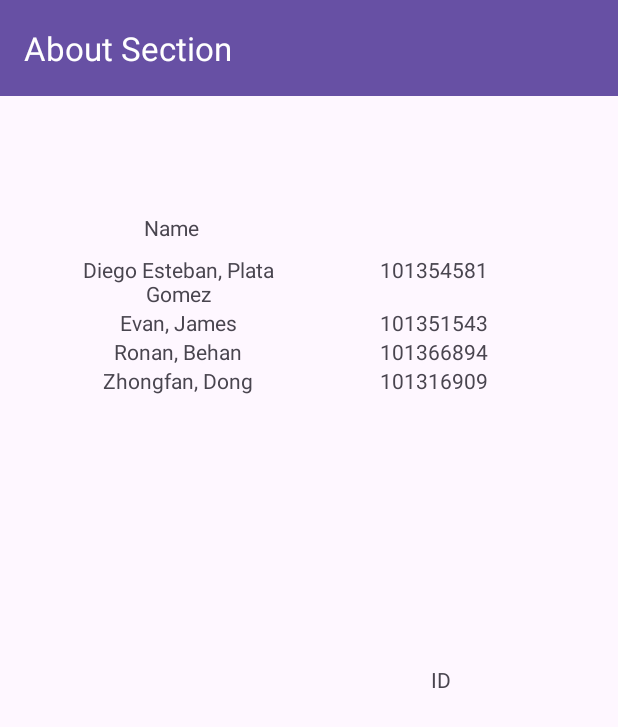
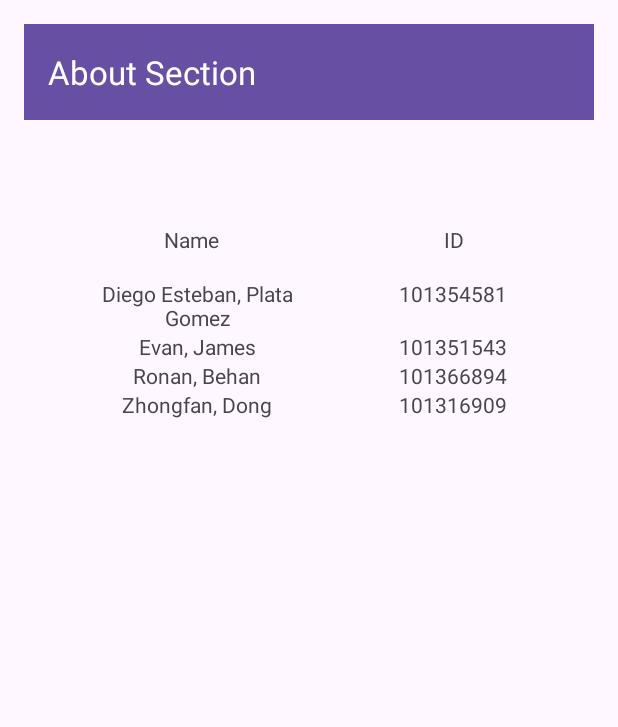
Before and after one commit to VirtAltoKohi/COMP3074_Group27_Assignment1, an Android app: the AboutActivity screen opened directly, with no data from a screen before it, on a phone screen of 412 x 824 dp. Shown: the top 727 px of the screen. Run offline under Robolectric (Android 15) with nearby library versions, the phone set to English and light mode, and no system bars.

Commit message:
Cleaned up the layout files to look somewhat more presentable. Also added database operations. Not completely finsihed, but getting started.

```diff
--- a/app/src/main/res/layout/activity_about.xml
+++ b/app/src/main/res/layout/activity_about.xml
@@ -2,7 +2,8 @@
 <RelativeLayout xmlns:android="http://schemas.android.com/apk/res/android"
     xmlns:app="http://schemas.android.com/apk/res-auto"
     android:layout_width="match_parent"
-    android:layout_height="match_parent" >
+    android:layout_height="match_parent"
+    android:padding="16dp">
 
     <androidx.appcompat.widget.Toolbar
         android:id="@+id/toolbar_AS"
@@ -17,20 +18,19 @@
 
     <TableLayout
         android:id="@+id/tableLayout"
-        android:layout_width="wrap_content"
-        android:layout_height="97dp"
+        android:layout_width="180dp"
+        android:layout_height="wrap_content"
         android:layout_below="@+id/toolbar_AS"
         android:layout_alignParentStart="true"
         android:layout_alignParentEnd="true"
-        android:layout_alignParentBottom="true"
-        android:layout_marginStart="33dp"
+        android:layout_marginStart="30dp"
         android:layout_marginTop="106dp"
         android:layout_marginEnd="34dp"
         android:layout_marginBottom="256dp">
 
         <TableRow
             android:id="@+id/Entry_1"
-            android:layout_width="match_parent"
+            android:layout_width="128dp"
             android:layout_height="match_parent">
 
             <TextView
@@ -42,7 +42,7 @@
 
             <TextView
                 android:id="@+id/ID_1"
-                android:layout_width="170.5dp"
+                android:layout_width="100dp"
                 android:layout_height="wrap_content"
                 android:text="@string/Student_ID_0"
                 android:textAlignment="center" />
@@ -118,14 +118,11 @@
         android:id="@+id/Column_Name"
         android:layout_width="wrap_content"
         android:layout_height="wrap_content"
+        android:layout_below="@id/toolbar_AS"
         android:layout_alignParentStart="true"
-        android:layout_alignParentTop="true"
-        android:layout_alignParentEnd="true"
-        android:layout_alignParentBottom="true"
-        android:layout_marginStart="83dp"
-        android:layout_marginTop="142dp"
-        android:layout_marginEnd="267dp"
-        android:layout_marginBottom="362dp"
+        android:layout_marginStart="93dp"
+        android:layout_marginTop="70dp"
+        android:layout_marginBottom="16dp"
         android:text="Name"
         android:textAlignment="center" />
 
@@ -133,12 +130,9 @@
         android:id="@+id/Column_ID"
         android:layout_width="wrap_content"
         android:layout_height="wrap_content"
-        android:layout_alignParentStart="true"
-        android:layout_alignParentEnd="true"
-        android:layout_alignParentBottom="true"
-        android:layout_marginStart="263dp"
-        android:layout_marginEnd="87dp"
-        android:layout_marginBottom="361dp"
+        android:layout_below="@id/toolbar_AS"
+        android:layout_marginStart="280dp"
+        android:layout_marginTop="70dp"
         android:text="ID"
         android:textAlignment="center" />
 
```
Also changed, not shown: app/src/main/java/ca/gbc/comp3074/group27_restaurant_guide/DatabaseHelper.java (added, +36 -0 lines), app/src/main/java/ca/gbc/comp3074/group27_restaurant_guide/DatabaseManager.java (added, +64 -0 lines), app/src/main/java/ca/gbc/comp3074/group27_restaurant_guide/MainActivity.java (+5 -3 lines), app/src/main/res/layout/activity_add_restaurant.xml (+21 -20 lines), app/src/main/res/layout/activity_data_backup_and_restore.xml (+12 -10 lines), app/src/main/res/layout/activity_main.xml (+16 -2 lines), app/src/main/res/menu/toolbar_menu.xml (+6 -14 lines).
